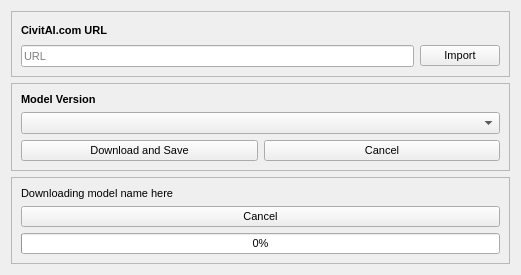
The window that src/airunner/widgets/model_manager/templates/import.ui (Capsize-Games/airunner) describes before a commit, drawn with Qt 5.
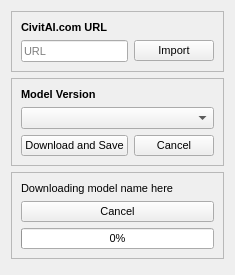
The same window after the commit.

Commit message: fixes bottom pannel vertical resizing

```diff
--- a/src/airunner/widgets/model_manager/templates/import.ui
+++ b/src/airunner/widgets/model_manager/templates/import.ui
@@ -6,7 +6,7 @@
    <rect>
     <x>0</x>
     <y>0</y>
-    <width>521</width>
+    <width>230</width>
     <height>275</height>
    </rect>
   </property>
@@ -176,6 +176,19 @@
      </layout>
     </widget>
    </item>
+   <item row="3" column="0">
+    <spacer name="verticalSpacer">
+     <property name="orientation">
+      <enum>Qt::Vertical</enum>
+     </property>
+     <property name="sizeHint" stdset="0">
+      <size>
+       <width>20</width>
+       <height>40</height>
+      </size>
+     </property>
+    </spacer>
+   </item>
   </layout>
  </widget>
  <resources/>
```
The commit also changes 13 other files.
